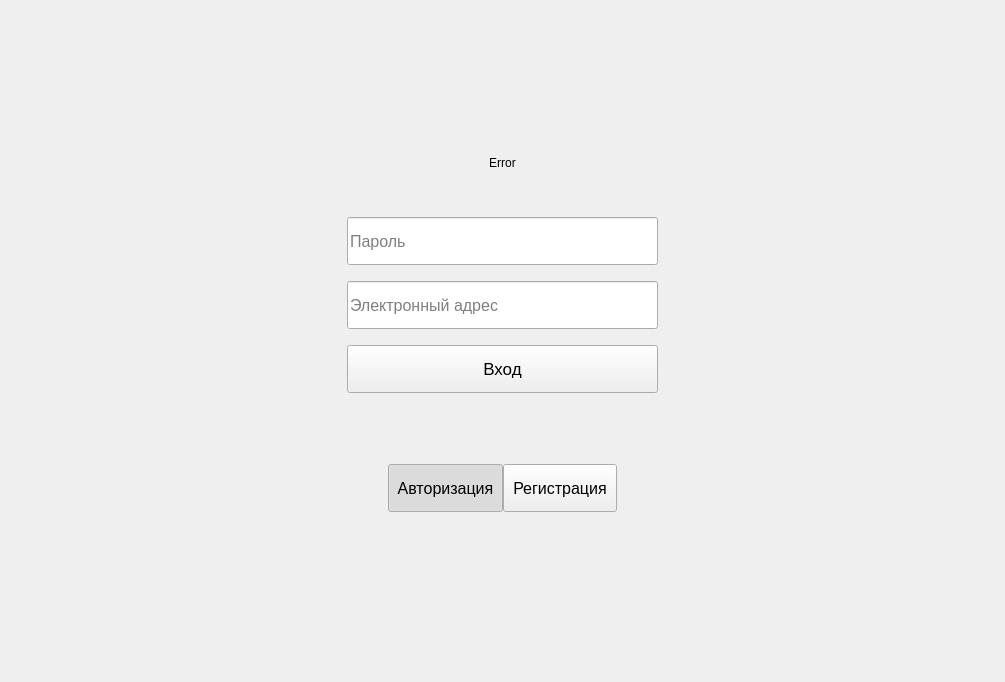
Above: ui/mainwindow.ui from Korostast/chat-database-project before the change. Below: the same form after it.
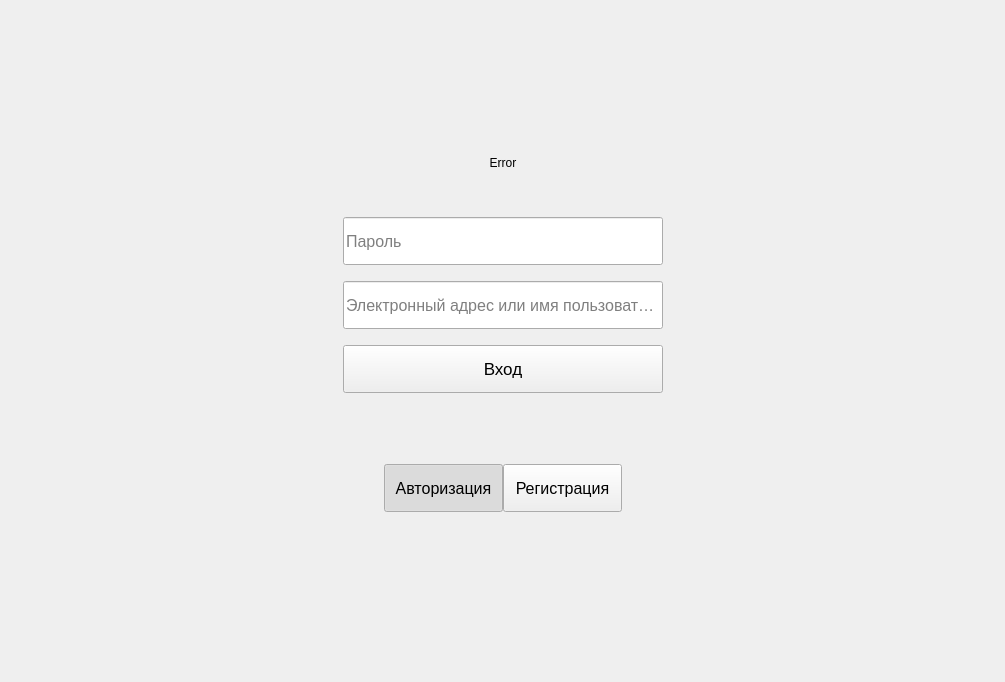
That is the form after the change. The open tabs and pages were chosen to show the change. Custom widgets are drawn as their Qt base class.

What changed in the file:
```diff
--- a/ui/mainwindow.ui
+++ b/ui/mainwindow.ui
@@ -163,7 +163,7 @@
                 </property>
                 <property name="minimumSize">
                  <size>
-                  <width>0</width>
+                  <width>320</width>
                   <height>48</height>
                  </size>
                 </property>
@@ -179,7 +179,7 @@
                  </font>
                 </property>
                 <property name="placeholderText">
-                 <string>Электронный адрес</string>
+                 <string>Электронный адрес или имя пользователя</string>
                 </property>
                </widget>
               </item>
```
Left out of the diff: 8 changed lines with no effect on the pictures.
